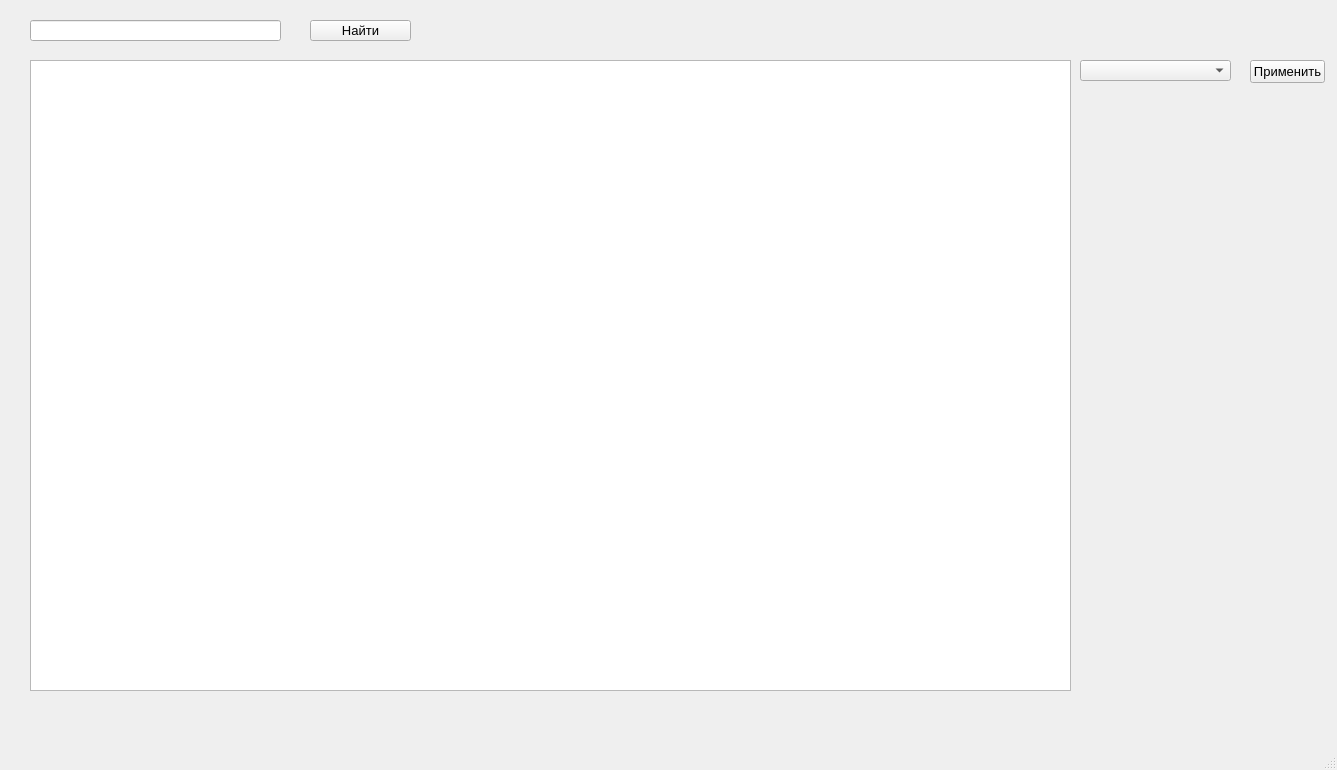
Above: OmGTU.ui from Tek4to/pythonPyQT before the change. Below: the same form after it.
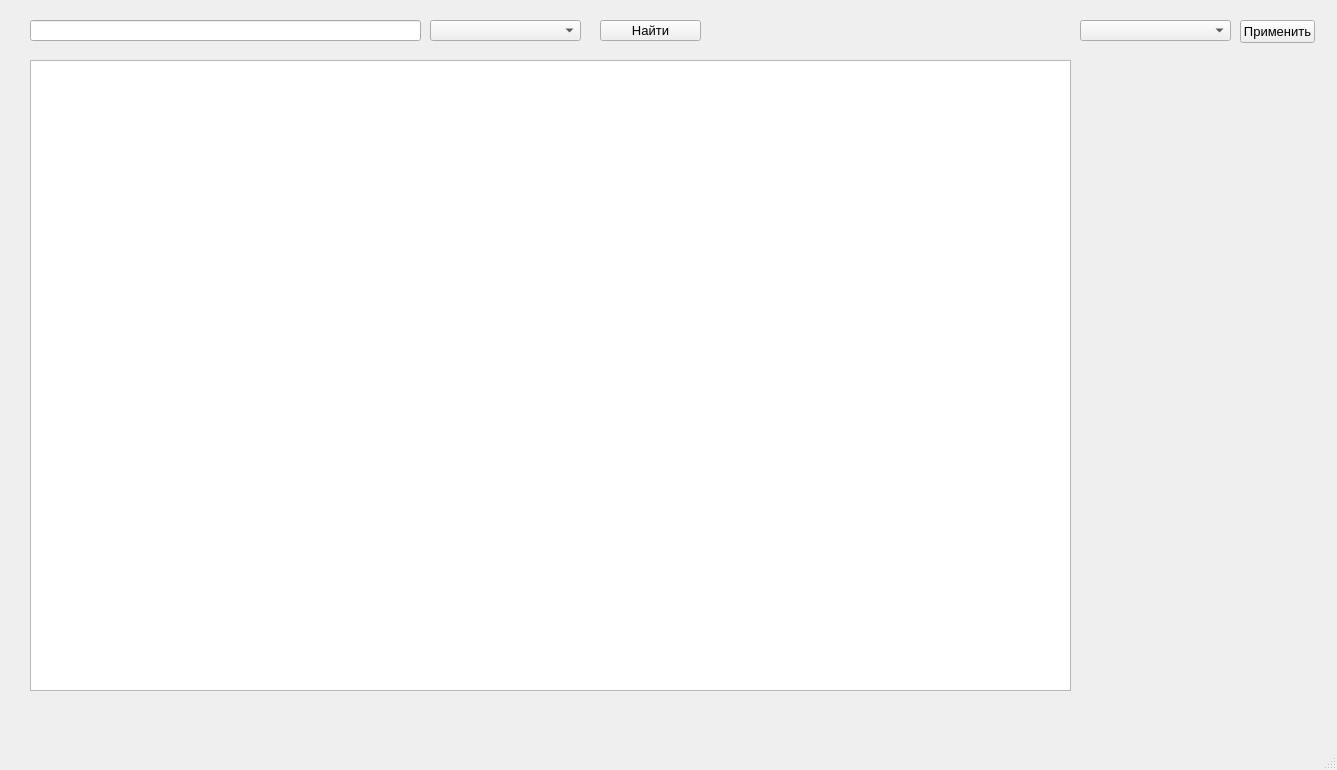
That is the form after the change.

Patch:
```diff
--- a/OmGTU.ui
+++ b/OmGTU.ui
@@ -21,7 +21,7 @@
     <property name="geometry">
      <rect>
       <x>1080</x>
-      <y>60</y>
+      <y>20</y>
       <width>151</width>
       <height>21</height>
      </rect>
@@ -66,8 +66,8 @@
    <widget class="QPushButton" name="pushButton_3">
     <property name="geometry">
      <rect>
-      <x>1250</x>
-      <y>60</y>
+      <x>1240</x>
+      <y>20</y>
       <width>75</width>
       <height>23</height>
      </rect>
@@ -86,7 +86,7 @@
      <rect>
       <x>30</x>
       <y>20</y>
-      <width>251</width>
+      <width>391</width>
       <height>21</height>
      </rect>
     </property>
@@ -97,7 +97,7 @@
    <widget class="QPushButton" name="pushButton">
     <property name="geometry">
      <rect>
-      <x>310</x>
+      <x>600</x>
       <y>20</y>
       <width>101</width>
       <height>21</height>
@@ -112,6 +112,21 @@
      <string>Найти</string>
     </property>
    </widget>
+   <widget class="QComboBox" name="comboBox_2">
+    <property name="geometry">
+     <rect>
+      <x>430</x>
+      <y>20</y>
+      <width>151</width>
+      <height>21</height>
+     </rect>
+    </property>
+    <property name="font">
+     <font>
+      <pointsize>10</pointsize>
+     </font>
+    </property>
+   </widget>
   </widget>
   <widget class="QMenuBar" name="menubar">
    <property name="geometry">
```
